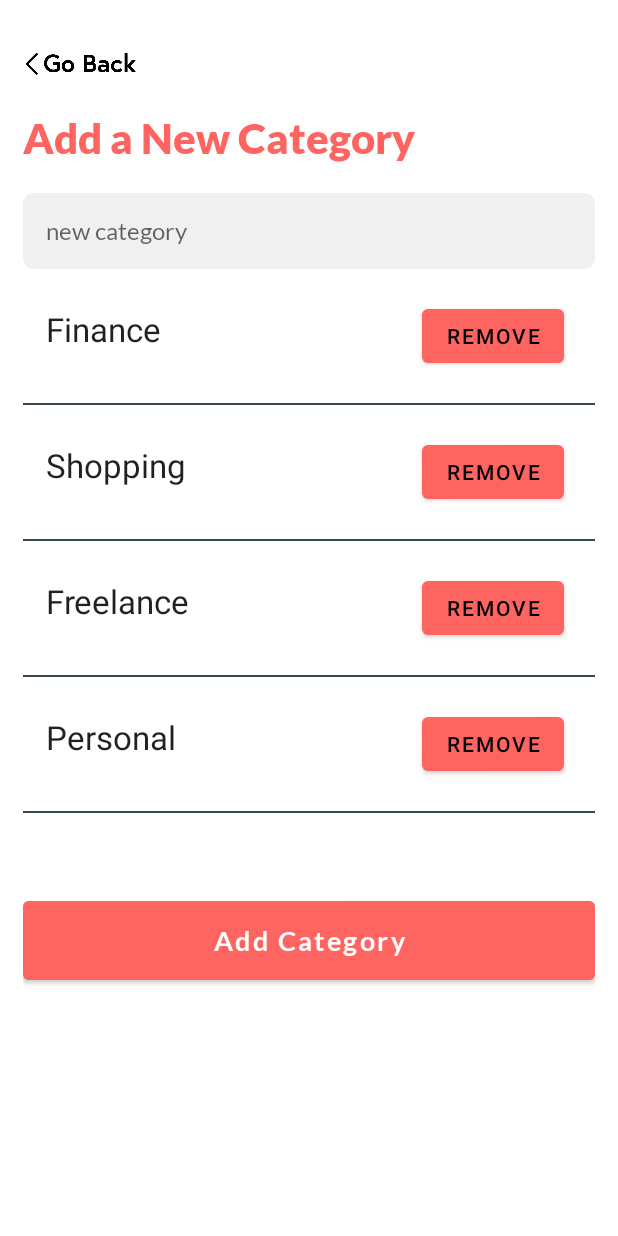
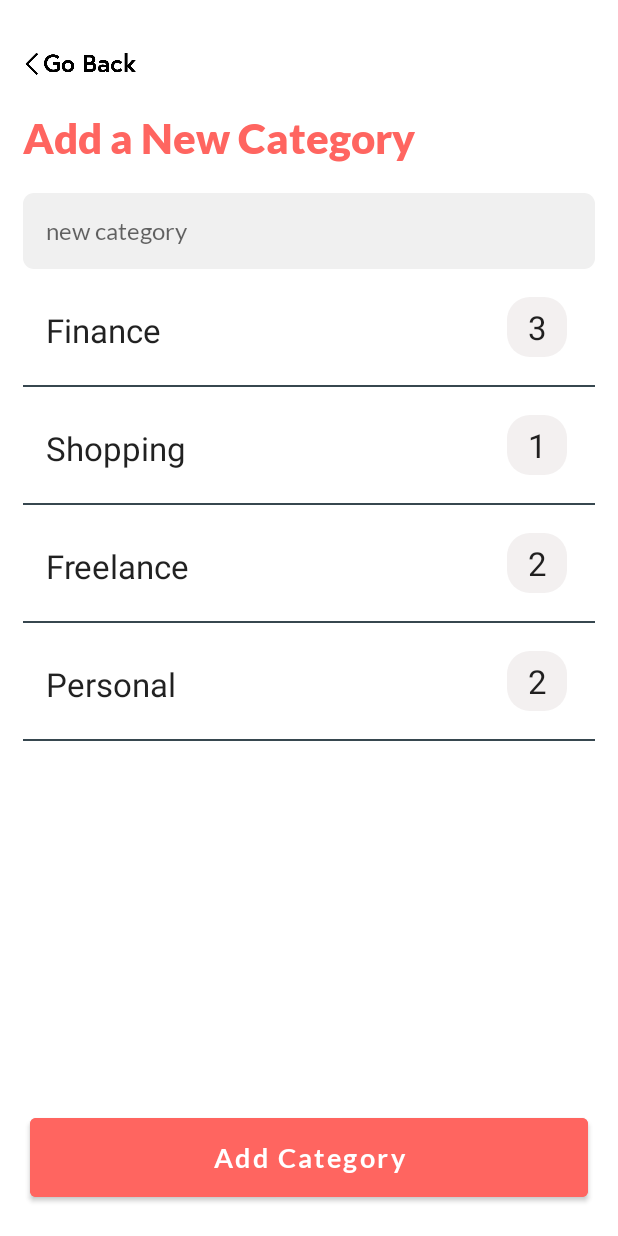
Before and after one commit to Swapkumbhar31/Task_Tech_Armie_Android, an Android app: the AddNewCategory screen opened directly, with no data from a screen before it, on a phone screen of 412 x 824 dp. Run offline under Robolectric (Android 15) with nearby library versions, the phone set to English and light mode, and no system bars; our stand-ins replace Room's generated code.

Commit message:
categories delete added

```diff
--- a/app/src/main/AndroidManifest.xml
+++ b/app/src/main/AndroidManifest.xml
@@ -21,7 +21,7 @@
         android:requestLegacyExternalStorage="true">
         <activity
             android:name=".AddNewCategory"
-            android:exported="false">
+            android:exported="true">
         </activity>
         <activity
             android:name=".ViewTaskActivity"
--- a/app/src/main/java/ca/lambton/task_tech_armie_android/Adaptor/CategoryListAdaptor.java
+++ b/app/src/main/java/ca/lambton/task_tech_armie_android/Adaptor/CategoryListAdaptor.java
@@ -1,43 +1,38 @@
 package ca.lambton.task_tech_armie_android.Adaptor;
 
-import android.app.AlertDialog;
 import android.content.Context;
-import android.content.DialogInterface;
+import android.database.Cursor;
 import android.view.LayoutInflater;
 import android.view.View;
 import android.view.ViewGroup;
 import android.widget.BaseAdapter;
 import android.widget.Button;
-import android.widget.CheckBox;
-import android.widget.EditText;
 import android.widget.TextView;
-import android.widget.Toast;
 
 import java.util.ArrayList;
 import java.util.List;
 
-import ca.lambton.task_tech_armie_android.Database.Category;
-import ca.lambton.task_tech_armie_android.Database.Task;
 import ca.lambton.task_tech_armie_android.Database.TaskRoomDB;
+import ca.lambton.task_tech_armie_android.Model.CategoryModel;
 import ca.lambton.task_tech_armie_android.R;
 
 public class CategoryListAdaptor extends BaseAdapter {
 
     Context context;
-    List<Category> category;
+    List<CategoryModel> categories;
     LayoutInflater inflater;
     TaskRoomDB taskRoomDB;
 
-    public CategoryListAdaptor(Context context, int resource , List<Category> category, TaskRoomDB taskRoomDB) {
+    public CategoryListAdaptor(Context context, int resource, List<CategoryModel> categories, TaskRoomDB taskRoomDB) {
         this.context = context;
-        this.category = category;
+        this.categories = categories;
         this.taskRoomDB = taskRoomDB;
         inflater = (LayoutInflater.from(context));
     }
 
     @Override
     public int getCount() {
-        return category.size();
+        return categories.size();
     }
 
     @Override
@@ -48,47 +43,70 @@ public class CategoryListAdaptor extends BaseAdapter {
     @Override
     public long getItemId(int i) {
         return i;
-   }
+    }
 
     @Override
     public View getView(int i, View view, ViewGroup viewGroup) {
         ViewHolder holder;
-        if(view==null)
-        {
-            view=inflater.inflate(R.layout.category_list_adapter,null);
-            holder=new ViewHolder();
-            holder.lblCategoryName=view.findViewById(R.id.tv_name);
-            holder.btnDelete=view.findViewById(R.id.btn_delete);
+        if (view == null) {
+            view = inflater.inflate(R.layout.category_list_adapter, null);
+            holder = new ViewHolder();
+            holder.btnDelete = view.findViewById(R.id.btn_delete);
+            holder.taskCountView = view.findViewById(R.id.taskCountView);
+            holder.lblCategoryName = view.findViewById(R.id.tv_name);
+
+            CategoryModel categoryModel = categories.get(i);
+            if (categoryModel.getTaskCount() > 0) {
+                holder.btnDelete.setVisibility(View.GONE);
+                holder.taskCountView.setText(categoryModel.getTaskCount() + "");
+                holder.taskCountView.setVisibility(View.VISIBLE);
+            } else {
+                holder.btnDelete.setVisibility(View.VISIBLE);
+                holder.taskCountView.setVisibility(View.GONE);
+            }
 
             holder.btnDelete.setOnClickListener(new View.OnClickListener() {
                 @Override
                 public void onClick(View v) {
-                    taskRoomDB.categoryDAO().delete(category.get(i));
+                    taskRoomDB.categoryDAO().delete(categoryModel.getId());
+                    categories = new ArrayList<>();
+                    notifyDataSetChanged();
                     loadCategories();
+                    CategoryModel categoryModel = categories.get(i);
+                    if (categoryModel.getTaskCount() > 0) {
+                        holder.btnDelete.setVisibility(View.GONE);
+                        holder.taskCountView.setText(categoryModel.getTaskCount() + "");
+                        holder.taskCountView.setVisibility(View.VISIBLE);
+                    } else {
+                        holder.btnDelete.setVisibility(View.VISIBLE);
+                        holder.taskCountView.setVisibility(View.GONE);
+                    }
+
                 }
             });
 
             view.setTag(holder);
-        }
-        else {
+        } else {
             holder = (ViewHolder) view.getTag();
         }
-        holder.lblCategoryName.setText(category.get(i).getName());
+        holder.lblCategoryName.setText(categories.get(i).getName());
 
         return view;
     }
 
     private void loadCategories(){
-        List<Category> listOfItems = new ArrayList<>();
-        for (Category category: taskRoomDB.categoryDAO().getAllCategories()) {
-            listOfItems.add(category);
+        List<CategoryModel> listOfItems = new ArrayList<>();
+        Cursor cursor = taskRoomDB.categoryDAO().getCategoriesWithTaskCount();
+        while (cursor.moveToNext()) {
+            listOfItems.add(new CategoryModel(cursor.getString(1), cursor.getLong(0), cursor.getInt(11)));
         }
-        this.category = listOfItems;
+        this.categories = listOfItems;
         notifyDataSetChanged();
     }
 
-    static class ViewHolder{
+    static class ViewHolder {
         private TextView lblCategoryName;
+        private TextView taskCountView;
         private Button btnDelete;
     }
 }
--- a/app/src/main/java/ca/lambton/task_tech_armie_android/AddNewCategory.java
+++ b/app/src/main/java/ca/lambton/task_tech_armie_android/AddNewCategory.java
@@ -1,7 +1,9 @@
 package ca.lambton.task_tech_armie_android;
 
+import android.database.Cursor;
 import android.os.Bundle;
 import android.util.Log;
+import android.view.View;
 import android.widget.Button;
         import android.widget.EditText;
         import android.widget.ListView;
@@ -16,6 +18,7 @@ import android.widget.Button;
         import ca.lambton.task_tech_armie_android.Database.Category;
         import ca.lambton.task_tech_armie_android.Database.Task;
         import ca.lambton.task_tech_armie_android.Database.TaskRoomDB;
+import ca.lambton.task_tech_armie_android.Model.CategoryModel;
 
 
 public class AddNewCategory extends AppCompatActivity {
@@ -25,7 +28,7 @@ public class AddNewCategory extends AppCompatActivity {
     ListView categoryListView;
     EditText txtNewCategory;
     Button addCategoryBtn;
-    List<Category> listOfItems;
+    List<CategoryModel> listOfItems;
     CategoryListAdaptor adaptor;
 
     @Override
@@ -65,9 +68,10 @@ public class AddNewCategory extends AppCompatActivity {
 
     private void loadCategories(){
         listOfItems = new ArrayList<>();
-        List<Category> listOfItems = new ArrayList<>();
-        for (Category category: taskRoomDB.categoryDAO().getAllCategories()) {
-            listOfItems.add(category);
+        List<CategoryModel> listOfItems = new ArrayList<>();
+        Cursor cursor = taskRoomDB.categoryDAO().getCategoriesWithTaskCount();
+        while (cursor.moveToNext()) {
+            listOfItems.add(new CategoryModel(cursor.getString(1), cursor.getLong(0), cursor.getInt(11)));
         }
         this.listOfItems = listOfItems;
 
@@ -78,8 +82,8 @@ public class AddNewCategory extends AppCompatActivity {
         categoryListView.setAdapter(adaptor);
     }
 
-//    public void goBack(View view) {
-//        this.finish();
-//    }
+    public void goBack(View view) {
+        this.finish();
+    }
 
 }
--- a/app/src/main/java/ca/lambton/task_tech_armie_android/Database/CategoryDAO.java
+++ b/app/src/main/java/ca/lambton/task_tech_armie_android/Database/CategoryDAO.java
@@ -1,4 +1,6 @@
 package ca.lambton.task_tech_armie_android.Database;
+
+import android.database.Cursor;
 
 import androidx.room.Dao;
 import androidx.room.Delete;
@@ -17,12 +19,15 @@ public interface CategoryDAO {
     @Query("select * from categories")
     List<Category> getAllCategories();
 
-    @Delete
-    void delete(Category category);
+    @Query("delete from categories where id = :id")
+    void delete(long id);
 
     @Update
     void update(Category category);
 
     @Query("select * from categories where id = :id")
     Category getCategoryByID(long id);
+
+    @Query("select *, count(tasks.id) as taskCount from categories left join tasks on tasks.categoryID = categories.id group by categories.id;")
+    Cursor getCategoriesWithTaskCount();
 }
--- a/app/src/main/java/ca/lambton/task_tech_armie_android/Database/TaskDAO.java
+++ b/app/src/main/java/ca/lambton/task_tech_armie_android/Database/TaskDAO.java
@@ -22,7 +22,7 @@ public interface TaskDAO {
     @Delete
     void delete(Task task);
 
-    @Query("select * from tasks where parentTaskId is null and isCompleted = :isCompleted order by name desc")
+    @Query("select * from tasks where parentTaskId is null and isCompleted = :isCompleted order by name asc")
     List<Task> getAllTasksSortByTitle(boolean isCompleted);
 
     @Query("select * from tasks where parentTaskId is null and isCompleted = :isCompleted order by endDate desc")
--- /dev/null
+++ b/app/src/main/java/ca/lambton/task_tech_armie_android/Model/CategoryModel.java
@@ -0,0 +1,37 @@
+package ca.lambton.task_tech_armie_android.Model;
+
+public class CategoryModel {
+    private String name;
+    private long id;
+    private int taskCount;
+
+    public CategoryModel(String name, long id, int taskCount) {
+        this.name = name;
+        this.id = id;
+        this.taskCount = taskCount;
+    }
+
+    public String getName() {
+        return name;
+    }
+
+    public void setName(String name) {
+        this.name = name;
+    }
+
+    public long getId() {
+        return id;
+    }
+
+    public void setId(long id) {
+        this.id = id;
+    }
+
+    public int getTaskCount() {
+        return taskCount;
+    }
+
+    public void setTaskCount(int taskCount) {
+        this.taskCount = taskCount;
+    }
+}
--- a/app/src/main/res/layout/activity_add_category.xml
+++ b/app/src/main/res/layout/activity_add_category.xml
@@ -1,16 +1,12 @@
 <?xml version="1.0" encoding="utf-8"?>
 
-<LinearLayout
+<RelativeLayout
     xmlns:android="http://schemas.android.com/apk/res/android"
     xmlns:tools="http://schemas.android.com/tools"
     android:layout_width="match_parent"
     android:layout_height="match_parent"
     android:orientation="vertical"
     tools:context=".AddNewCategory">
-
-<ScrollView
-    android:layout_width="match_parent"
-    android:layout_height="match_parent">
 
     <LinearLayout
         android:layout_width="match_parent"
@@ -19,11 +15,12 @@ tools:context=".AddNewCategory">
         android:padding="15dp">
 
         <ImageButton
-            android:id="@+id/btnBackk"
+            android:id="@+id/btnBack"
             android:layout_width="75dp"
             android:layout_height="34dp"
             android:layout_marginTop="10dp"
             android:background="@null"
+            android:onClick="goBack"
             android:scaleType="fitCenter"
             android:src="@drawable/back" />
 
@@ -53,10 +50,12 @@ tools:context=".AddNewCategory">
         <ListView
             android:id="@+id/simpleListVieww"
             android:layout_width="fill_parent"
-            android:layout_height="400dp"
+            android:layout_height="match_parent"
             android:divider="@color/material_blue_grey_800"
+            android:layout_marginBottom="70dp"
             android:dividerHeight="1dp" />
 
+    </LinearLayout>
     <Button
         android:id="@+id/addCategoryBtnn"
         android:layout_width="match_parent"
@@ -64,11 +63,11 @@ tools:context=".AddNewCategory">
         android:layout_marginTop="15dp"
         android:backgroundTint="@color/primary"
         android:fontFamily="@font/lato_bold"
+        android:layout_alignParentBottom="true"
         android:padding="15dp"
+        android:layout_margin="20dp"
         android:text="Add Category"
         android:textAllCaps="false"
         android:textSize="18sp" />
 
-    </LinearLayout>
- </ScrollView>
-</LinearLayout>
+</RelativeLayout>
--- a/app/src/main/res/layout/category_list_adapter.xml
+++ b/app/src/main/res/layout/category_list_adapter.xml
@@ -1,42 +1,42 @@
 <?xml version="1.0" encoding="utf-8"?>
 
 <LinearLayout xmlns:android="http://schemas.android.com/apk/res/android"
+    xmlns:tools="http://schemas.android.com/tools"
     android:layout_width="match_parent"
-    android:layout_height="match_parent"
+    android:layout_height="wrap_content"
     android:padding="15dp"
     android:orientation="horizontal">
-
-    <LinearLayout
+    <TextView
+        android:id="@+id/tv_name"
         android:layout_width="wrap_content"
         android:layout_height="wrap_content"
-        android:layout_weight="1"
-        android:orientation="vertical">
-
-        <TextView
-            android:id="@+id/tv_name"
-            android:layout_width="match_parent"
-            android:layout_height="wrap_content"
-            android:layout_marginTop="10dp"
+        android:layout_marginTop="5dp"
         android:layout_marginBottom="5dp"
-            android:text="Category 1"
+        android:text="@string/category"
         android:textAppearance="@style/TextAppearance.AppCompat.Large" />
-
-    </LinearLayout>
-
-    <LinearLayout
-        android:layout_width="wrap_content"
-        android:layout_height="wrap_content"
-        android:orientation="vertical">
-
+    <View
+        android:layout_width="0dp"
+        android:layout_height="1dp"
+        android:layout_weight="1"/>
     <Button
         android:id="@+id/btn_delete"
         android:layout_width="wrap_content"
         android:layout_height="wrap_content"
-            android:layout_margin="5dp"
         android:textColor="@color/black"
-            android:text="Remove"
+        android:layout_marginEnd="3dp"
+        android:text="@string/remove"
+        android:visibility="gone"
         />
-
+    <TextView
+        android:layout_width="40dp"
+        android:layout_height="40dp"
+        android:text="3"
+        android:gravity="center"
+        android:textAppearance="@style/TextAppearance.AppCompat.Large"
+        android:layout_marginVertical="3dp"
+        android:layout_marginEnd="3dp"
+        android:visibility="gone"
+        android:id="@+id/taskCountView"
+        android:background="@drawable/view_all_rounded_border"
+        tools:ignore="HardcodedText" />
 </LinearLayout>
-
-</LinearLayout>
--- a/app/src/main/res/values/strings.xml
+++ b/app/src/main/res/values/strings.xml
@@ -30,6 +30,7 @@
 
     <string name="hello_first_fragment">Hello first fragment</string>
     <string name="hello_second_fragment">Hello second fragment. Arg: %1$s</string>
+    <string name="remove">Remove</string>
     <string name="incomplete">Incomplete</string>
     <string name="no_task">NO Task</string>
     <string name="no_photos">No Photos</string>
```
Lines whose indentation alone changed are shown as unchanged.
